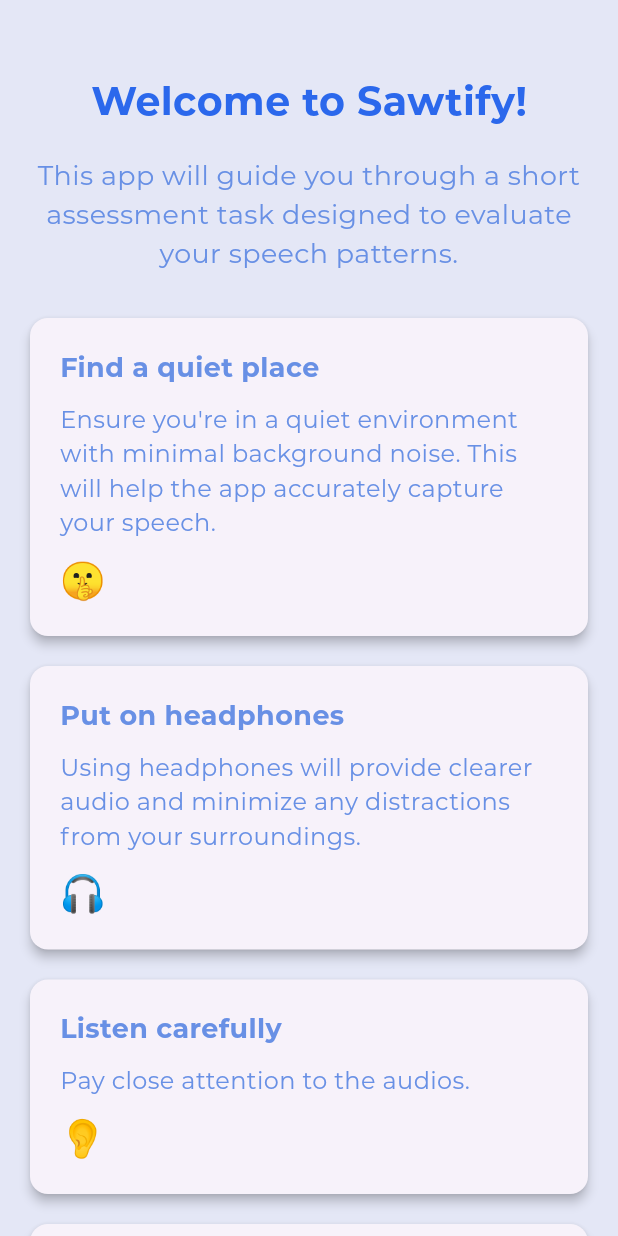
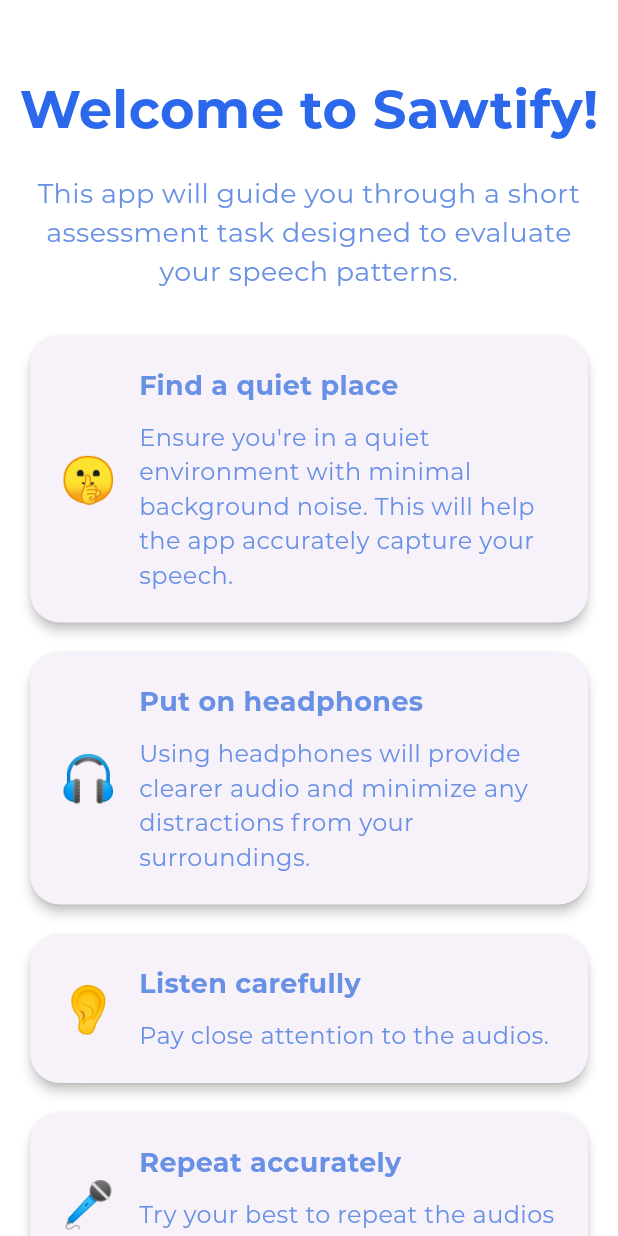
Before and after one commit to kevin-nemo74/sawtify, a Flutter app: the Instruction screen opened directly, on a phone screen of 412 x 824 dp. Run offline on Flutter 3.47's test engine with Material 3 defaults, Android fonts, the phone set to English and light mode, and no system bars; our stand-ins replace animated_splash_screen, audioplayers, cloud_firestore, firebase_auth, firebase_core, flutter_animate and 6 more; missing offline and left inert: flutter_sound; accounts and stored records are empty.

Commit message:
kamlt wlh

```diff
--- a/lib/screens/instruction.dart
+++ b/lib/screens/instruction.dart
@@ -32,7 +32,7 @@
   @override
   Widget build(BuildContext context) {
     return Scaffold(
-
+      backgroundColor: Colors.white,
       body: SingleChildScrollView(
         child: Column(
           crossAxisAlignment: CrossAxisAlignment.stretch,
@@ -42,8 +42,12 @@
               child: ScaleTransition(
                 scale: _animation,
                 child: Text(
-                  ' Welcome to Sawtify! ',
-                  style: const TextStyle(fontSize: 24, color: Color.fromARGB(255, 43, 104, 236),fontWeight:FontWeight.bold),
+                  'Welcome to Sawtify!',
+                  style: TextStyle(
+                    fontSize: 32,
+                    fontWeight: FontWeight.bold,
+                    color: Color.fromARGB(255, 43, 104, 236),
+                  ),
                 ),
               ),
             ),
@@ -51,7 +55,10 @@
               padding: const EdgeInsets.all(20.0),
               child: Text(
                 'This app will guide you through a short assessment task designed to evaluate your speech patterns.',
-                style: TextStyle(fontSize: 18,color:const Color.fromARGB(255, 104, 144, 229) ),
+                style: TextStyle(
+                  fontSize: 18,
+                  color: Color.fromARGB(255, 104, 144, 229),
+                ),
                 textAlign: TextAlign.center,
               ),
             ),
@@ -96,7 +103,7 @@
                   );
                 },
                 style: ElevatedButton.styleFrom(
-      backgroundColor: const Color(0xFF8EAEF1),
+                  backgroundColor: Color(0xFF8EAEF1),
                   elevation: 5,
                   shape: RoundedRectangleBorder(
                     borderRadius: BorderRadius.circular(20),
@@ -107,7 +114,7 @@
                   mainAxisSize: MainAxisSize.min,
                   children: [
                     Text(
-          '  Start Test',
+                      'Start Test',
                       style: TextStyle(
                         fontSize: 16,
                         fontWeight: FontWeight.bold,
@@ -115,23 +122,15 @@
                       ),
                     ),
                     SizedBox(width: 8),
-        ScaleTransition(
-          scale: AnimationController(
-            duration: Duration(milliseconds: 300),
-            vsync: this,
-          )..repeat(reverse: true),
-          child: Icon(
-            Icons.arrow_forward,
+                    AnimatedIcon(
+                      icon: AnimatedIcons.play_pause,
+                      progress: _animationController,
                       color: Colors.white,
-          ),
                     ),
                   ],
                 ),
               ),
             ),
-
-
-
             SizedBox(height: 20),
           ],
         ),
@@ -193,24 +192,40 @@
       child: Card(
         margin: EdgeInsets.symmetric(horizontal: 20, vertical: 10),
         elevation: 3,
+        shape: RoundedRectangleBorder(
+          borderRadius: BorderRadius.circular(20),
+        ),
         child: Padding(
           padding: const EdgeInsets.all(20.0),
+          child: Row(
+            children: [
+              Text(
+                widget.emoji,
+                style: TextStyle(fontSize: 30),
+              ),
+              SizedBox(width: 15),
+              Expanded(
                 child: Column(
                   crossAxisAlignment: CrossAxisAlignment.start,
                   children: [
                     Text(
                       widget.title,
-                style: TextStyle(fontSize: 18, fontWeight: FontWeight.bold,color: Color.fromARGB(255, 104, 144, 229)),
+                      style: TextStyle(
+                        fontSize: 18,
+                        fontWeight: FontWeight.bold,
+                        color: Color.fromARGB(255, 104, 144, 229),
+                      ),
                     ),
                     SizedBox(height: 10),
                     Text(
                       widget.description,
-                style: TextStyle(fontSize: 16, color:Color.fromARGB(255, 104, 144, 229)),
+                      style: TextStyle(
+                        fontSize: 16,
+                        color: Color.fromARGB(255, 104, 144, 229),
                       ),
-              SizedBox(height: 10),
-              Text(
-                widget.emoji,
-                style: TextStyle(fontSize: 24),
+                    ),
+                  ],
+                ),
               ),
             ],
           ),
```
Also changed, not shown: lib/screens/contact.dart (+27 -15 lines), lib/screens/time.dart (+22 -1 lines). Lines whose indentation alone changed are shown as unchanged.
